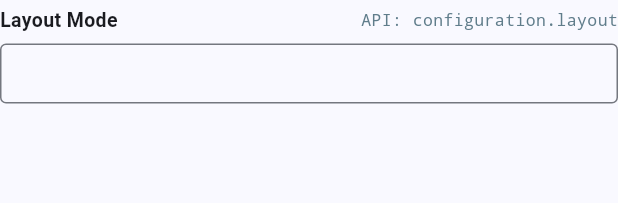
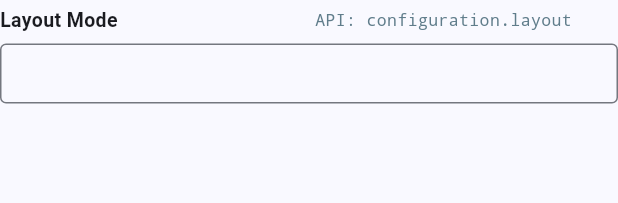
Before and after one commit to pavank0723/flutter_diff_viewer, a Flutter app: the TextEditor widget shown alone on an empty page, opened directly with sample values from the repository, on a phone screen of 412 x 824 dp. Shown: the top 203 px of the screen. Run offline on Flutter 3.47's test engine with Material 3 defaults, Android fonts, the phone set to English and light mode, and no system bars.

Commit message:
--UPDATE TextEditor widget to handle long labels and API paths

```diff
--- a/example/lib/playground/widgets/property_editors/text_editor.dart
+++ b/example/lib/playground/widgets/property_editors/text_editor.dart
@@ -22,16 +22,28 @@ class TextEditor extends StatelessWidget {
         crossAxisAlignment: CrossAxisAlignment.start,
         children: [
           Row(
-            mainAxisAlignment: MainAxisAlignment.spaceBetween,
             children: [
-              Text(definition.label,
+              Expanded(
+                child: Text(
+                  definition.label,
+                  maxLines: 1,
+                  overflow: TextOverflow.ellipsis,
                   style: const TextStyle(
-                      fontWeight: FontWeight.w600, fontSize: 13)),
-              Text('API: ${definition.apiPath}',
+                      fontWeight: FontWeight.w600, fontSize: 13),
+                ),
+              ),
+              const SizedBox(width: 8),
+              Flexible(
+                child: Text(
+                  'API: ${definition.apiPath}',
+                  maxLines: 1,
+                  overflow: TextOverflow.ellipsis,
                   style: const TextStyle(
                       fontSize: 11,
                       fontFamily: 'monospace',
-                      color: Colors.blueGrey)),
+                      color: Colors.blueGrey),
+                ),
+              ),
             ],
           ),
           const SizedBox(height: 6),
```
